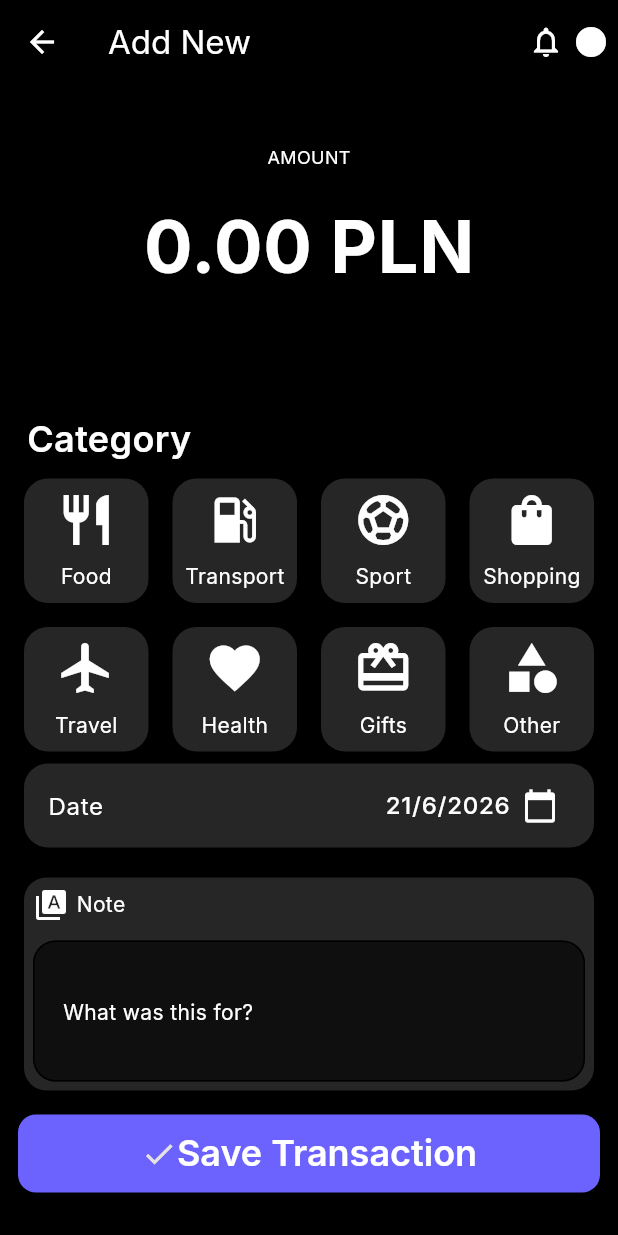
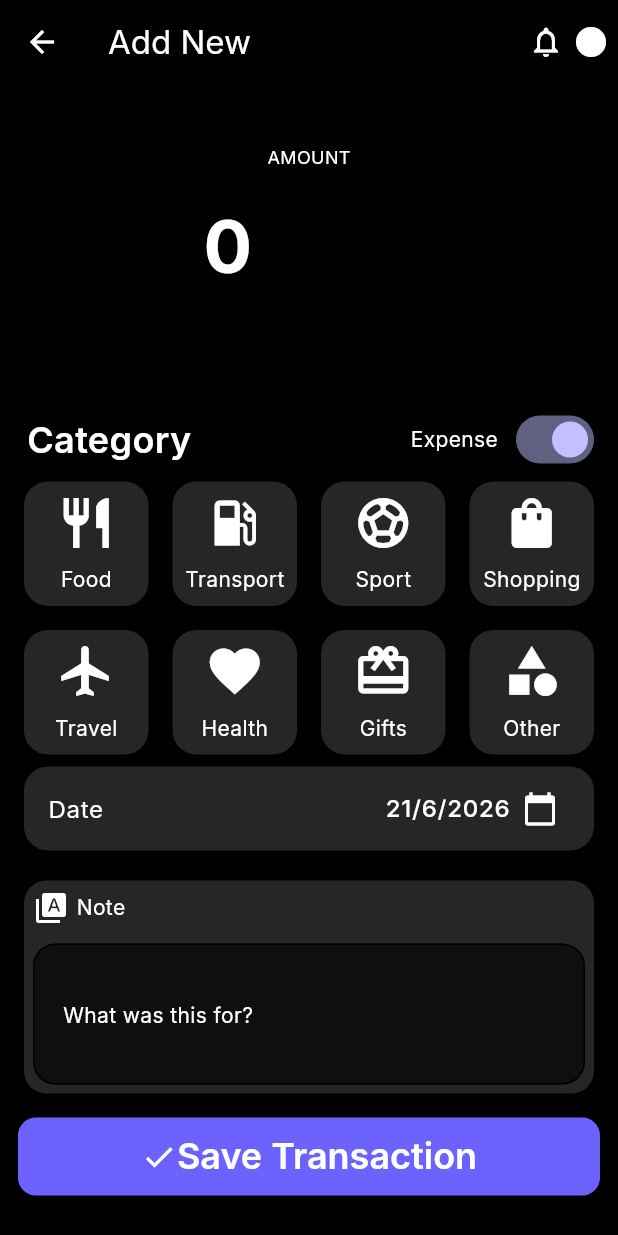
Before and after one commit to halilben22/nexo_app, a Flutter app: the AddTransaction screen opened directly, after a tap on "Save Transaction", on a phone screen of 412 x 824 dp. Run offline on Flutter 3.47's test engine with Material 3 defaults, Android fonts, the light colour scheme and no system bars; our stand-ins replace bloc, cloud_firestore, firebase_auth, firebase_core, flutter_bloc, google_fonts and 1 more; accounts and stored records are empty.

Commit message:
save transaction ui mostly finished

```diff
--- a/lib/components/home/note_card.dart
+++ b/lib/components/home/note_card.dart
@@ -1,7 +1,8 @@
 import 'package:flutter/material.dart';
 
 class NoteCard extends StatefulWidget {
-  const NoteCard({super.key});
+  final Function(String) onChange;
+  const NoteCard({super.key, required this.onChange});
 
   @override
   State<NoteCard> createState() => _NoteCardState();
@@ -34,6 +35,7 @@ class _NoteCardState extends State<NoteCard> {
               child: Padding(
                 padding: const EdgeInsets.all(6.0),
                 child: TextField(
+                  onChanged: widget.onChange,
                   maxLength: null,
                   maxLines: null,
                   expands: true,
--- a/lib/components/home/save_button.dart
+++ b/lib/components/home/save_button.dart
@@ -19,18 +19,20 @@ class _SaveButtonState extends State<SaveButton> {
   @override
   Widget build(BuildContext context) {
     return ElevatedButton(
-      onPressed: () {},
+      style: ElevatedButton.styleFrom(backgroundColor: AppColors.primary),
+      onPressed: widget.onPressed,
       child: widget.isLoading
           ? CircularProgressIndicator()
           : Row(
               mainAxisAlignment: MainAxisAlignment.center,
               children: [
-                Icon(
-                  Icons.done_sharp,
-                  color: AppColors.invertedButton,
-                  size: 24,
+                Icon(Icons.done_sharp, color: AppColors.textPrimary, size: 24),
+                Text(
+                  "Save Transaction",
+                  style: AppTextStyles.heading2.copyWith(
+                    color: AppColors.textPrimary,
+                  ),
                 ),
-                Text("Save Transaction", style: AppTextStyles.heading2),
               ],
             ),
     );
--- a/lib/feature/home/ui/add_new_transaction.dart
+++ b/lib/feature/home/ui/add_new_transaction.dart
@@ -1,15 +1,12 @@
-import 'dart:ffi';
-import 'dart:math';
-
 import 'package:flutter/material.dart';
 import 'package:flutter/services.dart';
 import 'package:flutter_bloc/flutter_bloc.dart';
+import 'package:nexo_app/auth/auth_service.dart';
 import 'package:nexo_app/components/home/category_card.dart';
 import 'package:nexo_app/components/home/date_card.dart';
 import 'package:nexo_app/components/home/note_card.dart';
 import 'package:nexo_app/components/home/save_button.dart';
 import 'package:nexo_app/core/theme/app_colors.dart';
-
 import 'package:nexo_app/core/theme/app_text_styles.dart';
 import 'package:nexo_app/feature/transaction/bloc/bloc/transaction_bloc.dart';
 import 'package:nexo_app/models/categories.dart';
@@ -26,7 +23,10 @@ class _AddTransactionState extends State<AddTransaction> {
   DateTime dateNow = DateTime.now();
   bool isLoading = false;
   int? selectedIndex;
-  final TextEditingController _textEditingController=TextEditingController();
+  String note = "";
+  final TextEditingController _textEditingController = TextEditingController();
+  final AuthService _authService = AuthService();
+  bool isExpense = true;
 
   Future<void> pickDate() async {
     final DateTime? picked = await showDatePicker(
@@ -79,18 +79,19 @@ class _AddTransactionState extends State<AddTransaction> {
         listenWhen: (previous, current) => current is TransactionActionState,
         buildWhen: (previous, current) => current is! TransactionActionState,
         listener: (context, state) {
-          if (state is TransactionSuccessState) {
+          if (state is TransactionSuccessShowSnackbarActionState) {
             ScaffoldMessenger.of(
               context,
             ).showSnackBar(SnackBar(content: Text(state.message)));
           }
-          if (state is TransactionErrorState) {
+          if (state is TransactionErrorShowSnackbarActionState) {
             ScaffoldMessenger.of(
               context,
             ).showSnackBar(SnackBar(content: Text(state.message)));
           }
         },
         builder: (context, state) {
+          final isLoading = state is TransactionSavingState;
           return Column(
             children: [
               Padding(
@@ -104,22 +105,24 @@ class _AddTransactionState extends State<AddTransaction> {
                       IntrinsicWidth(
                         child: TextField(
                           controller: _textEditingController,
-                          onChanged: (value){
-                            _textEditingController.text=value;
-                          },
+
                           style: AppTextStyles.heading1xl,
                           showCursor: false,
                           keyboardType: TextInputType.number,
                           inputFormatters: [
-                            FilteringTextInputFormatter.digitsOnly,
+                            FilteringTextInputFormatter.allow(
+                              RegExp(r'[0-9.,]'),
+                            ),
                           ],
+
                           cursorColor: AppColors.textPrimary,
                           decoration: InputDecoration(
+                            suffixText: " PLN",
                             fillColor: AppColors.background,
                             border: InputBorder.none,
                             enabledBorder: InputBorder.none,
                             focusedBorder: InputBorder.none,
-                            hintText: "0.00 PLN",
+                            hintText: "0",
                             hintStyle: AppTextStyles.heading1xl,
                           ),
                         ),
@@ -138,9 +141,34 @@ class _AddTransactionState extends State<AddTransaction> {
                     crossAxisAlignment: CrossAxisAlignment.start,
 
                     children: [
-                      Padding(
-                        padding: const EdgeInsets.all(6.0),
-                        child: Text("Category", style: AppTextStyles.heading2),
+                      Row(
+                        mainAxisAlignment: MainAxisAlignment.spaceBetween,
+                        children: [
+                          Padding(
+                            padding: const EdgeInsets.all(6.0),
+                            child: Text(
+                              "Category",
+                              style: AppTextStyles.heading2,
+                            ),
+                          ),
+
+                          Row(
+                            mainAxisSize: MainAxisSize.min,
+                            children: [
+                              Text(isExpense ? "Expense" : "Income"),
+                              const SizedBox(width: 8),
+                              Switch(
+                                activeThumbColor: AppColors.primaryButton,
+                                value: isExpense,
+                                onChanged: (value) {
+                                  setState(() {
+                                    isExpense = value;
+                                  });
+                                },
+                              ),
+                            ],
+                          ),
+                        ],
                       ),
                       GridView.builder(
                         shrinkWrap: true,
@@ -168,17 +196,34 @@ class _AddTransactionState extends State<AddTransaction> {
 
                       DateCard(date: dateNow, onPressed: pickDate),
                       SizedBox(height: 12),
-                      NoteCard(),
+                      NoteCard(
+                        onChange: (p0) {
+                          note = p0;
+                        },
+                      ),
 
                       SizedBox(height: 12),
                       SaveButton(
                         onPressed: () {
+                          TransactionModel transactionModel = TransactionModel(
+                            amount: double.parse(_textEditingController.text),
+                            accountid: _authService.currentUser!.uid,
+                            id: "",
+                            title: note,
+                            category: categories[selectedIndex!].name,
+                            date: dateNow,
+                            createdAt: DateTime.now(),
+                            updatedAt: DateTime.now(),
+                            isExpense: isExpense,
+                          );
 
-                        TransactionModel transactionModel=TransactionModel(amount:double.parse(_textEditingController.text), title: )
-
-                          context.read<TransactionBloc>().add(TransactionSaveEvent(transactionModel:transactionModel ));
+                          context.read<TransactionBloc>().add(
+                            TransactionSaveEvent(
+                              transactionModel: transactionModel,
+                            ),
+                          );
                         },
-                        isLoading: state is TransactionSavingState,
+                        isLoading: isLoading,
                       ),
                     ],
                   ),
--- a/lib/feature/login/ui/login_screen.dart
+++ b/lib/feature/login/ui/login_screen.dart
@@ -3,6 +3,7 @@ import 'package:flutter_bloc/flutter_bloc.dart';
 import 'package:nexo_app/core/theme/app_colors.dart';
 
 import 'package:nexo_app/core/theme/app_text_styles.dart';
+import 'package:nexo_app/feature/home/ui/add_new_transaction.dart';
 import 'package:nexo_app/feature/home/ui/home_screen.dart';
 import 'package:nexo_app/feature/login/bloc/bloc/login_bloc.dart';
 
@@ -67,7 +68,9 @@ class _LoginScreenState extends State<LoginScreen> {
                     listener: (context, state) {
                       if (state is LoginSuccess) {
                         Navigator.of(context).push(
-                          MaterialPageRoute(builder: (context) => HomeScreen()),
+                          MaterialPageRoute(
+                            builder: (context) => AddTransaction(),
+                          ),
                         );
                       }
                       if (state is LoginFailure) {
--- a/lib/feature/transaction/bloc/bloc/transaction_event.dart
+++ b/lib/feature/transaction/bloc/bloc/transaction_event.dart
@@ -3,7 +3,7 @@ part of 'transaction_bloc.dart';
 @immutable
 sealed class TransactionEvent {}
 
-abstract class TransactionSaveEvent extends TransactionEvent {
+final class TransactionSaveEvent extends TransactionEvent {
   final TransactionModel transactionModel;
 
   TransactionSaveEvent({required this.transactionModel});
--- a/lib/feature/transaction/bloc/bloc/transaction_state.dart
+++ b/lib/feature/transaction/bloc/bloc/transaction_state.dart
@@ -9,13 +9,26 @@ final class TransactionActionState extends TransactionState {}
 
 final class TransactionSavingState extends TransactionState {}
 
-final class TransactionSuccessState extends TransactionActionState {
+final class TransactionErrorState extends TransactionState {
   final String message;
+  TransactionErrorState({required this.message});
+}
 
+final class TransactionSuccessState extends TransactionState {
+  final String message;
   TransactionSuccessState({required this.message});
 }
 
-final class TransactionErrorState extends TransactionActionState {
+final class TransactionSuccessShowSnackbarActionState
+    extends TransactionActionState {
   final String message;
-  TransactionErrorState({required this.message});
+
+  TransactionSuccessShowSnackbarActionState({required this.message});
 }
+
+final class TransactionErrorShowSnackbarActionState
+    extends TransactionActionState {
+  final String message;
+
+  TransactionErrorShowSnackbarActionState({required this.message});
+}
--- a/lib/main.dart
+++ b/lib/main.dart
@@ -7,6 +7,7 @@ import 'package:nexo_app/core/theme/app_theme.dart';
 import 'package:nexo_app/feature/home/ui/add_new_transaction.dart';
 import 'package:nexo_app/feature/login/bloc/bloc/login_bloc.dart';
 import 'package:nexo_app/feature/login/repo/login_repo.dart';
+import 'package:nexo_app/feature/login/ui/login_screen.dart';
 import 'package:nexo_app/feature/transaction/bloc/bloc/transaction_bloc.dart';
 import 'package:nexo_app/feature/transaction/repo/transaction_repo.dart';
 
@@ -32,7 +33,8 @@ void main() async {
               LoginBloc(loginRepository: loginRepository),
         ),
         BlocProvider(
-          create: (BuildContext context) => TransactionBloc(transactionRepo),
+          create: (BuildContext context) =>
+              TransactionBloc(transactionRepo, firebaseRepo),
         ),
       ],
       child: const MyApp(),
@@ -51,7 +53,7 @@ class MyApp extends StatelessWidget {
       title: 'Nexo Finance App',
       theme: AppTheme.darkTheme,
 
-      home: const AddTransaction(),
+      home: const LoginScreen(),
     );
   }
 }
--- a/lib/models/transaction_model.dart
+++ b/lib/models/transaction_model.dart
@@ -52,4 +52,28 @@ class TransactionModel {
       "isExpense": isExpense,
     };
   }
+
+  TransactionModel copyWith({
+    String? id,
+    String? accountid,
+    double? amount,
+    String? title,
+    String? category,
+    DateTime? date,
+    DateTime? createdAt,
+    DateTime? updatedAt,
+    bool? isExpense,
+  }) {
+    return TransactionModel(
+      id: id ?? this.id,
+      accountid: accountid ?? this.accountid,
+      amount: amount ?? this.amount,
+      title: title ?? this.title,
+      category: category ?? this.category,
+      date: date ?? this.date,
+      createdAt: createdAt ?? this.createdAt,
+      updatedAt: updatedAt ?? this.updatedAt,
+      isExpense: isExpense ?? this.isExpense,
+    );
+  }
 }
--- a/lib/repo/firebase_repo.dart
+++ b/lib/repo/firebase_repo.dart
@@ -1,4 +1,5 @@
 import 'package:cloud_firestore/cloud_firestore.dart';
+import 'package:nexo_app/models/transaction_model.dart';
 
 class FirebaseRepo {
   final FirebaseFirestore firestore;
@@ -7,4 +8,8 @@ class FirebaseRepo {
   CollectionReference<Map<String, dynamic>> getCollection(String collection) {
     return firestore.collection(collection);
   }
+
+  String createId() {
+    return getCollection("transactions").doc().id;
+  }
 }
```
Also changed, not shown: lib/feature/transaction/bloc/bloc/transaction_bloc.dart (+24 -4 lines).
